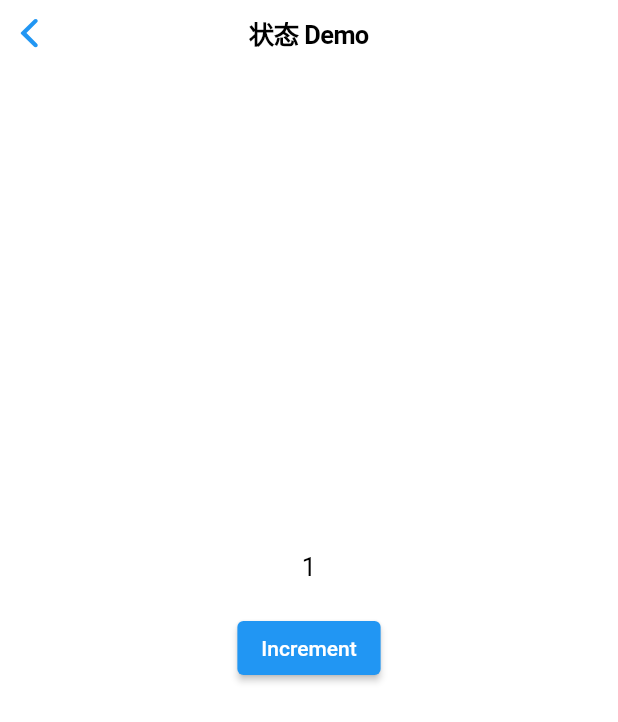
After one commit to chdo002/DDU, a Flutter app: the SatePageView screen opened directly, after a tap on "Increment", on a phone screen of 412 x 824 dp. The commit adds this screen. Shown: the top 722 px of the screen. Run offline on Flutter 3.47's test engine with Material 2 defaults, Android fonts, the phone set to English and light mode, and no system bars; missing offline and left inert: random_color; project files that could hold a hidden picture were left out.

Commit message:
添加heritage state

```diff
--- /dev/null
+++ b/flutter_demo/my_flutter/lib/demo/state_page/state_page.dart
@@ -0,0 +1,87 @@
+import 'package:flutter/cupertino.dart';
+import 'package:flutter/foundation.dart';
+import 'package:flutter/material.dart';
+
+class ShareDataWidget extends InheritedWidget {
+  const ShareDataWidget({
+    Key? key,
+    required this.data,
+    required Widget child,
+  }) : super(key: key, child: child);
+
+  final int data; //需要在子树中共享的数据，保存点击次数
+
+  //定义一个便捷方法，方便子树中的widget获取共享数据
+  static ShareDataWidget? of(BuildContext context) {
+    return context.dependOnInheritedWidgetOfExactType<ShareDataWidget>();
+  }
+
+  //该回调决定当data发生变化时，是否通知子树中依赖data的Widget
+  @override
+  bool updateShouldNotify(ShareDataWidget old) {
+    return old.data != data;
+  }
+}
+
+class SatePageView extends StatefulWidget {
+  const SatePageView({Key? key}) : super(key: key);
+
+  @override
+  State<StatefulWidget> createState() {
+    return SatePageViewSate();
+  }
+}
+
+class _TestWidget extends StatefulWidget {
+  @override
+  __TestWidgetState createState() => __TestWidgetState();
+}
+
+class __TestWidgetState extends State<_TestWidget> {
+  @override
+  Widget build(BuildContext context) {
+    //使用InheritedWidget中的共享数据
+    return Text(ShareDataWidget.of(context)!.data.toString());
+  }
+
+  @override
+  void didChangeDependencies() {
+    super.didChangeDependencies();
+    //父或祖先widget中的InheritedWidget改变(updateShouldNotify返回true)时会被调用。
+    //如果build中没有依赖InheritedWidget，则此回调不会被调用。
+    if (kDebugMode) {
+      print("Dependencies change");
+    }
+  }
+}
+
+class SatePageViewSate extends State<SatePageView> {
+  int count = 0;
+
+  @override
+  Widget build(BuildContext context) {
+    return CupertinoPageScaffold(
+        navigationBar: const CupertinoNavigationBar(
+          middle: Text('状态 Demo'),
+        ),
+        child: Center(
+          child: ShareDataWidget(
+            data: count,
+            child: Column(
+              mainAxisAlignment: MainAxisAlignment.center,
+              children: <Widget>[
+                Padding(
+                  padding: const EdgeInsets.only(bottom: 20.0),
+                  child: _TestWidget(), //子widget中依赖ShareDataWidget
+                ),
+                ElevatedButton(
+                  child: const Text("Increment"),
+                  //每点击一次，将count自增，然后重新build,ShareDataWidget的data将被更新
+                  onPressed: () => setState(() => ++count),
+                )
+              ],
+            ),
+          ),
+        ));
+  }
+}
--- a/flutter_demo/my_flutter/lib/main.dart
+++ b/flutter_demo/my_flutter/lib/main.dart
@@ -2,9 +2,10 @@ import 'package:flutter/cupertino.dart';
 import 'package:flutter/foundation.dart';
 import 'package:flutter/material.dart';
 import 'package:flutter/services.dart';
+import 'package:my_flutter/demo/state_page/state_page.dart';
 
-import 'demo/index_main_page.dart';
-import 'demo/list_item_page.dart';
+import 'demo/index_page/index_main_page.dart';
+import 'demo/list_page/list_item_page.dart';
 
 void app_entry(Object arg) {
   if (kDebugMode) {
@@ -22,22 +23,10 @@ void main(Object arg) {
     }
   });
 
-  // if (window.physicalSize.isEmpty) {
-  //   window.onMetricsChanged = () {
-  //     if (!window.physicalSize.isEmpty) {
-  //       window.onMetricsChanged = null;
-  //       if (kDebugMode) {
-  //         print("启动了1！！！！！size:${window.physicalSize}");
-  //       }
-  //       runApp(const MyApp());
-  //     }
-  //   };
-  // } else {
   if (kDebugMode) {
     print("启动了2！！！！！$arg");
   }
   runApp(const MyApp());
-  // }
 }
 
 Widget homePage() {
@@ -88,6 +77,7 @@ class MyHomePage extends StatelessWidget {
     final list = [
       buildItem('首页demo', const IndexMainPage()),
       buildItem('瀑布流demo', const ListItemView()),
+      buildItem('Provider demo', SatePageView()),
     ];
     return CupertinoPageScaffold(
         navigationBar: const CupertinoNavigationBar(
@@ -102,24 +92,5 @@ class MyHomePage extends StatelessWidget {
                   itemExtent: 50,
                   itemCount: list.length))
         ]));
-    // return Scaffold(
-    //   appBar: AppBar(actions: [
-    //     const Text('data'),
-    //     CloseButton(onPressed: () {
-    //       // Navigator.of(context).pop();
-    //       var channel = const MethodChannel("test_method");
-    //       channel.invokeMethod('pop').then((value) => {});
-    //     })
-    //   ]),
-    //   body: Column(children: [
-    //     Expanded(
-    //         child: ListView.builder(
-    //             itemBuilder: (c, index) {
-    //               return list[index];
-    //             },
-    //             itemExtent: 50,
-    //             itemCount: list.length))
-    //   ]),
-    // );
   }
 }
```
Also changed, not shown: flutter_demo/my_flutter/lib/AboutState/cart_state_demo.dart (+4 -7 lines), flutter_demo/my_flutter/lib/demo/index_page/home_page.dart (renamed from flutter_demo/my_flutter/lib/demo/home_page.dart, +6 -9 lines), flutter_demo/my_flutter/lib/demo/index_page/subview/itemView1.dart (added, +58 -0 lines), flutter_demo/my_flutter/lib/demo/subview/itemView1.dart (deleted, +0 -78 lines), flutter_demo/my_flutter/lib/demo/index_page/index_main_page.dart (renamed from flutter_demo/my_flutter/lib/demo/index_main_page.dart), flutter_demo/my_flutter/lib/demo/index_page/subview/recommen_view.dart (renamed from flutter_demo/my_flutter/lib/demo/subview/recommen_view.dart), flutter_demo/my_flutter/lib/demo/list_page/list_item_page.dart (renamed from flutter_demo/my_flutter/lib/demo/list_item_page.dart), flutter_demo/my_flutter/lib/pages/PageA.dart (renamed from flutter_demo/my_flutter/lib/PageA.dart), flutter_demo/my_flutter/lib/pages/PageViewDemo.dart (renamed from flutter_demo/my_flutter/lib/PageViewDemo.dart), flutter_demo/my_flutter/lib/pages/RowPage.dart (renamed from flutter_demo/my_flutter/lib/RowPage.dart), flutter_demo/my_flutter/lib/pages/WrapPage.dart (renamed from flutter_demo/my_flutter/lib/WrapPage.dart), flutter_demo/my_flutter/lib/pages/future_builder_demo.dart (renamed from flutter_demo/my_flutter/lib/future_builder_demo.dart), flutter_demo/my_flutter/lib/pages/list_view.dart (renamed from flutter_demo/my_flutter/lib/list_view.dart).
